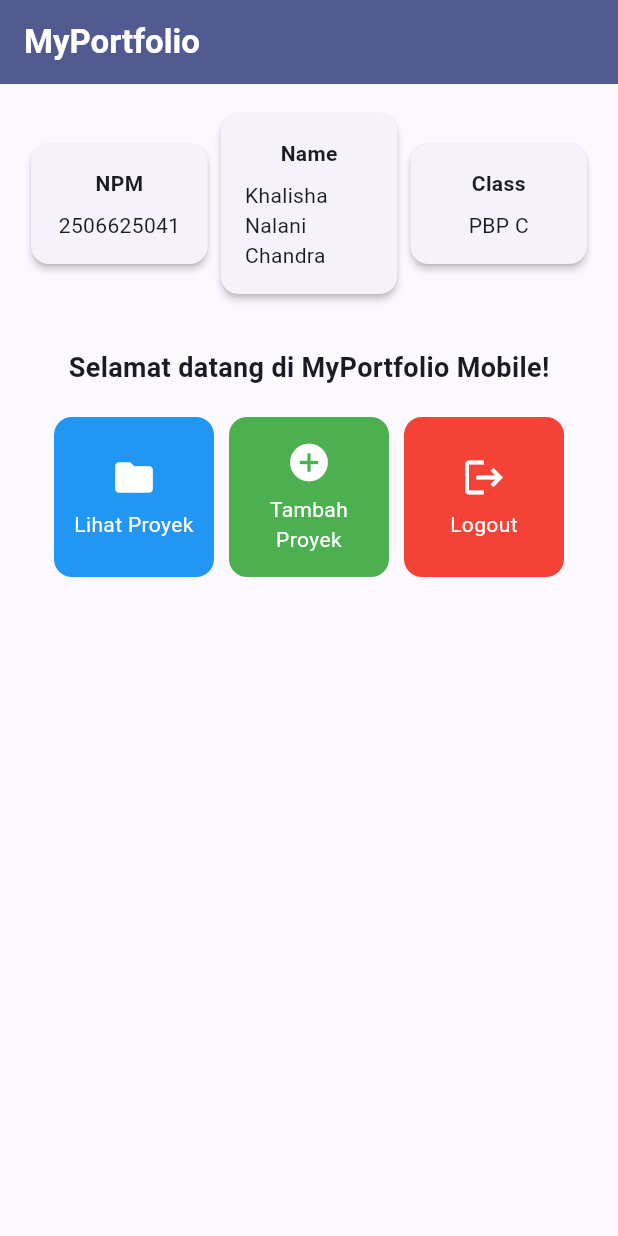
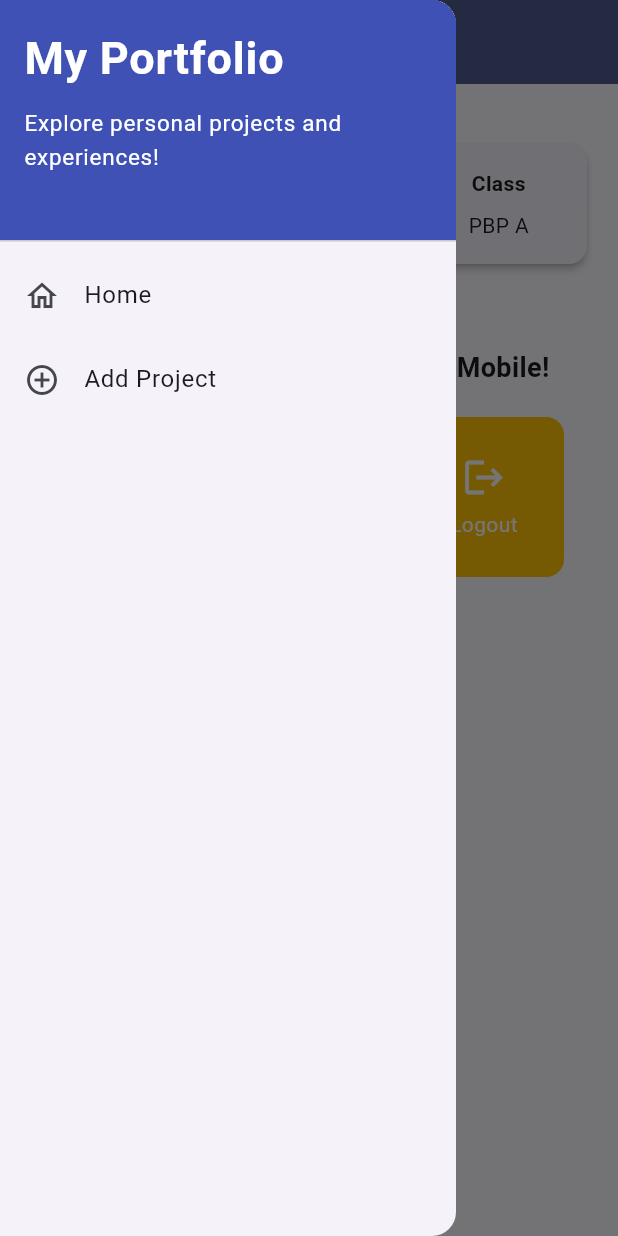
Before and after one commit to nalanii-c/myportofolio_mobile, a Flutter app: the screen it shows after launch, with the side drawer open (before the commit the screen has no drawer), on a phone screen of 412 x 824 dp. Run offline on Flutter 3.47's test engine with Material 3 defaults, Android fonts, the phone set to English and light mode, and no system bars.

Commit message:
feat: complete Flutter Tutorial 9 project form

```diff
--- a/lib/main.dart
+++ b/lib/main.dart
@@ -1,5 +1,5 @@
 import 'package:flutter/material.dart';
-import 'package:myportofolio_mobile/menu.dart';
+import 'package:myportofolio_mobile/screens/menu.dart';
 
 void main() {
   runApp(const MyApp());
@@ -15,7 +15,7 @@ class MyApp extends StatelessWidget {
       theme: ThemeData(
         colorScheme: ColorScheme.fromSeed(
           seedColor: Colors.indigo,
-          secondary: Colors.amber[700],
+          secondary: Colors.amber,
         ),
         useMaterial3: true,
       ),
--- a/lib/menu.dart
+++ b/lib/screens/menu.dart
@@ -1,16 +1,18 @@
 import 'package:flutter/material.dart';
+import 'package:myportofolio_mobile/widgets/left_drawer.dart';
+import 'package:myportofolio_mobile/widgets/project_card.dart';
 
 class MyHomePage extends StatelessWidget {
   MyHomePage({super.key});
 
   final String npm = "2506625041";
   final String nama = "Khalisha Nalani Chandra";
-  final String kelas = "PBP C";
+  final String kelas = "PBP A";
 
   final List<ItemHomepage> items = [
-    ItemHomepage("Lihat Proyek", Icons.folder, Colors.blue),
-    ItemHomepage("Tambah Proyek", Icons.add_circle, Colors.green),
-    ItemHomepage("Logout", Icons.logout, Colors.red),
+    ItemHomepage("Lihat Proyek", Icons.folder),
+    ItemHomepage("Tambah Proyek", Icons.add_circle),
+    ItemHomepage("Logout", Icons.logout),
   ];
 
   @override
@@ -25,7 +27,9 @@ class MyHomePage extends StatelessWidget {
           ),
         ),
         backgroundColor: Theme.of(context).colorScheme.primary,
+        iconTheme: const IconThemeData(color: Colors.white),
       ),
+      drawer: const LeftDrawer(),
       body: Padding(
         padding: const EdgeInsets.all(16.0),
         child: Column(
@@ -78,7 +82,11 @@ class InfoCard extends StatelessWidget {
   final String title;
   final String content;
 
-  const InfoCard({super.key, required this.title, required this.content});
+  const InfoCard({
+    super.key,
+    required this.title,
+    required this.content,
+  });
 
   @override
   Widget build(BuildContext context) {
@@ -105,51 +113,6 @@ class InfoCard extends StatelessWidget {
 class ItemHomepage {
   final String name;
   final IconData icon;
-  final Color color;
 
-  ItemHomepage(this.name, this.icon, this.color);
+  ItemHomepage(this.name, this.icon);
 }
-
-class ItemCard extends StatelessWidget {
-  final ItemHomepage item;
-
-  const ItemCard(this.item, {super.key});
-
-  @override
-  Widget build(BuildContext context) {
-    return Material(
-      color: item.color,
-      borderRadius: BorderRadius.circular(12),
-      child: InkWell(
-        onTap: () {
-          ScaffoldMessenger.of(context)
-            ..hideCurrentSnackBar()
-            ..showSnackBar(
-              SnackBar(content: Text("Kamu telah menekan tombol ${item.name}!")),
-            );
-        },
-        child: Container(
-          padding: const EdgeInsets.all(8),
-          child: Center(
-            child: Column(
-              mainAxisAlignment: MainAxisAlignment.center,
-              children: [
-                Icon(
-                  item.icon,
-                  color: Colors.white,
-                  size: 30.0,
-                ),
-                const Padding(padding: EdgeInsets.all(3)),
-                Text(
-                  item.name,
-                  textAlign: TextAlign.center,
-                  style: const TextStyle(color: Colors.white),
-                ),
-              ],
-            ),
-          ),
-        ),
-      ),
-    );
-  }
-}
--- /dev/null
+++ b/lib/widgets/left_drawer.dart
@@ -0,0 +1,67 @@
+import 'package:flutter/material.dart';
+import 'package:myportofolio_mobile/screens/menu.dart';
+import 'package:myportofolio_mobile/screens/project_form.dart';
+
+class LeftDrawer extends StatelessWidget {
+  const LeftDrawer({super.key});
+
+  @override
+  Widget build(BuildContext context) {
+    return Drawer(
+      child: ListView(
+        children: [
+          const DrawerHeader(
+            decoration: BoxDecoration(
+              color: Colors.indigo,
+            ),
+            child: Column(
+              crossAxisAlignment: CrossAxisAlignment.start,
+              children: [
+                Text(
+                  'My Portfolio',
+                  style: TextStyle(
+                    fontSize: 30,
+                    fontWeight: FontWeight.bold,
+                    color: Colors.white,
+                  ),
+                ),
+                SizedBox(height: 10),
+                Text(
+                  'Explore personal projects and experiences!',
+                  style: TextStyle(
+                    fontSize: 15,
+                    color: Colors.white,
+                  ),
+                ),
+              ],
+            ),
+          ),
+          ListTile(
+            leading: const Icon(Icons.home_outlined),
+            title: const Text('Home'),
+            onTap: () {
+              Navigator.pushReplacement(
+                context,
+                MaterialPageRoute(
+                  builder: (context) => MyHomePage(),
+                ),
+              );
+            },
+          ),
+          ListTile(
+            leading: const Icon(Icons.add_circle_outline),
+            title: const Text('Add Project'),
+            onTap: () {
+              Navigator.push(
+                context,
+                MaterialPageRoute(
+                  builder: (context) => const ProjectFormPage(),
+                ),
+              );
+            },
+          ),
+        ],
+      ),
+    );
+  }
+}
--- /dev/null
+++ b/lib/widgets/project_card.dart
@@ -0,0 +1,60 @@
+import 'package:flutter/material.dart';
+import 'package:myportofolio_mobile/screens/menu.dart';
+import 'package:myportofolio_mobile/screens/project_form.dart';
+
+class ItemCard extends StatelessWidget {
+  final ItemHomepage item;
+
+  const ItemCard(this.item, {super.key});
+
+  @override
+  Widget build(BuildContext context) {
+    return Material(
+      color: Theme.of(context).colorScheme.secondary,
+      borderRadius: BorderRadius.circular(12),
+      child: InkWell(
+        onTap: () {
+          ScaffoldMessenger.of(context)
+            ..hideCurrentSnackBar()
+            ..showSnackBar(
+              SnackBar(
+                content: Text(
+                  "Kamu telah menekan tombol ${item.name}!",
+                ),
+              ),
+            );
+
+          if (item.name == "Tambah Proyek") {
+            Navigator.push(
+              context,
+              MaterialPageRoute(
+                builder: (context) => const ProjectFormPage(),
+              ),
+            );
+          }
+        },
+        child: Container(
+          padding: const EdgeInsets.all(8),
+          child: Center(
+            child: Column(
+              mainAxisAlignment: MainAxisAlignment.center,
+              children: [
+                Icon(
+                  item.icon,
+                  color: Colors.white,
+                  size: 30.0,
+                ),
+                const Padding(padding: EdgeInsets.all(3)),
+                Text(
+                  item.name,
+                  textAlign: TextAlign.center,
+                  style: const TextStyle(color: Colors.white),
+                ),
+              ],
+            ),
+          ),
+        ),
+      ),
+    );
+  }
+}
```
Also changed, not shown: lib/screens/project_form.dart (added, +225 -0 lines), 1 other file.
